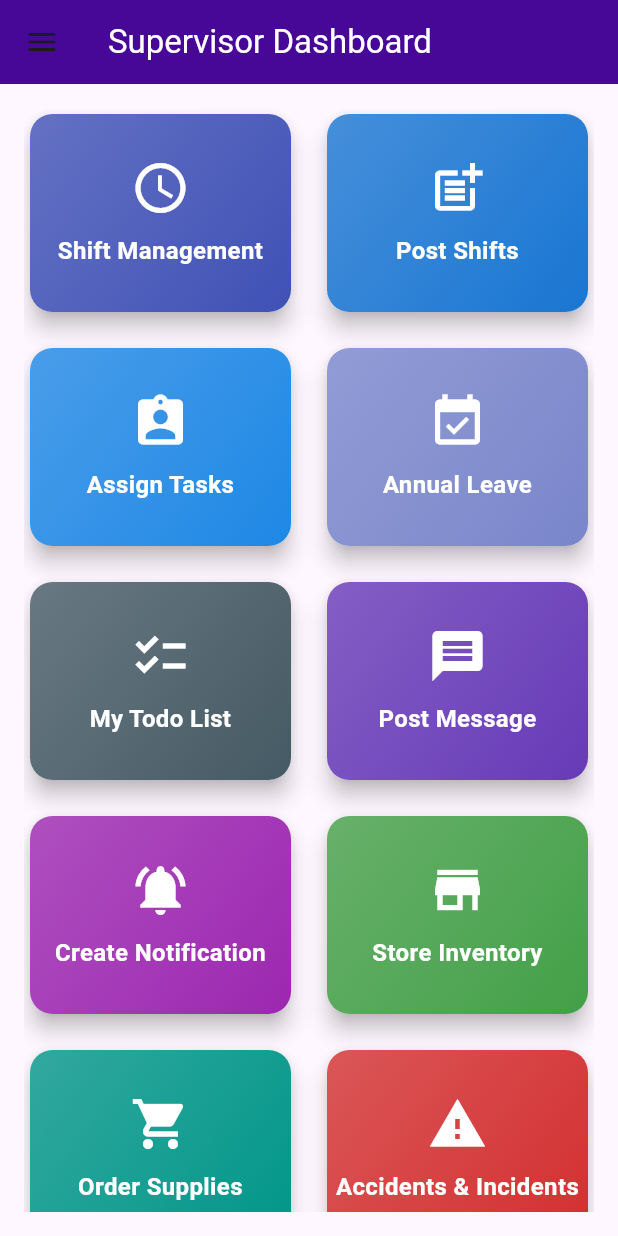
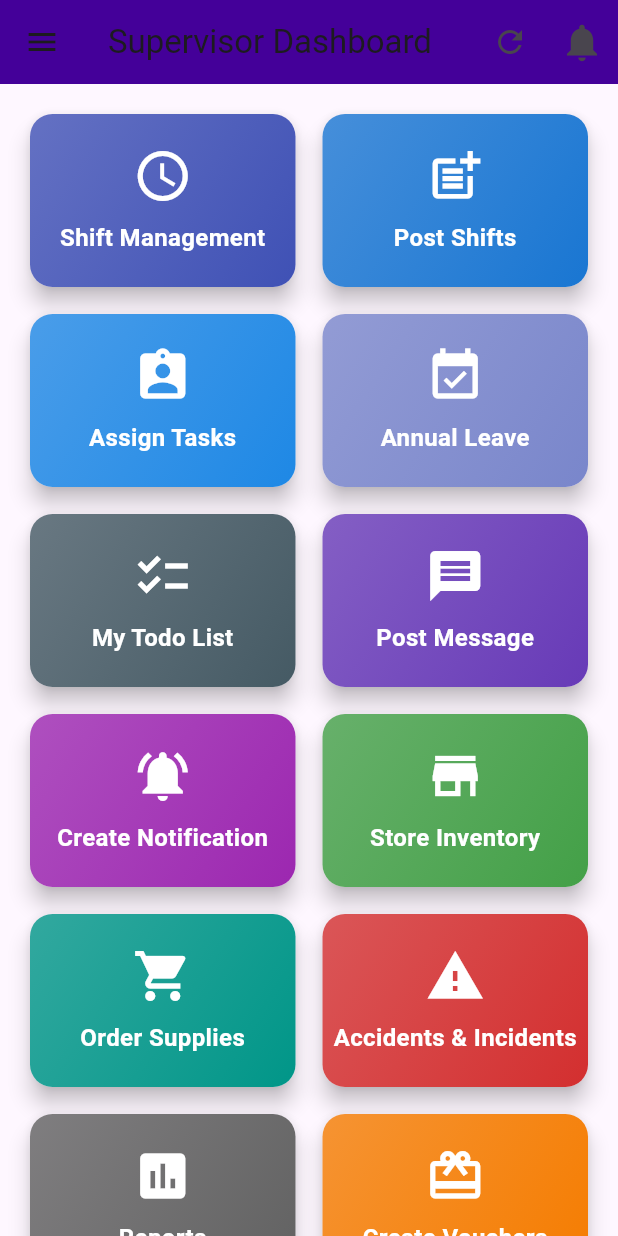
Before and after one commit to great01-cyber/cleanermanagment, a Flutter app: the SupervisorDashboard screen opened directly, on a phone screen of 412 x 824 dp. Run offline on Flutter 3.47's test engine with Material 3 defaults, Android fonts, the phone set to English and light mode, and no system bars; our stand-ins replace cloud_firestore, file_picker, firebase_auth, firebase_core, firebase_storage, fl_chart and 7 more; missing offline and left inert: firebase_app_check; accounts and stored records are empty.

Commit message:
initial Commit

```diff
--- a/lib/Supervisor/Supervisor Dashboard/Supervisor Dashboard.dart
+++ b/lib/Supervisor/Supervisor Dashboard/Supervisor Dashboard.dart
@@ -1,10 +1,12 @@
 import 'package:flutter/cupertino.dart';
 import 'package:flutter/material.dart';
+import 'package:provider/provider.dart'; // <-- ADDED: Missing import
 
 import '../../Cleaner/Cleaners Dashboard/CleanerReportAccidents.dart';
 import '../../CreateVoucher.dart';
 import '../../HomePage.dart';
 import '../../Services/CreateNotification.dart';
+import '../../Services/Notification.dart' as notification_provider;
 import '../ReportsIssues.dart';
 import 'AssignTask.dart';
 import 'OrderSuppliesPage.dart';
@@ -14,6 +16,7 @@ import 'StoreInventoryPage.dart';
 import '../ShiftManagement/ShiftManagementScreen.dart';
 import 'SupervisorApprovalPage.dart';
 
+
 class SupervisorDashboard extends StatefulWidget {
   const SupervisorDashboard({super.key});
 
@@ -22,45 +25,114 @@ class SupervisorDashboard extends StatefulWidget {
 }
 
 class _SupervisorDashboardState extends State<SupervisorDashboard> {
+  final GlobalKey<ScaffoldState> _scaffoldKey = GlobalKey<ScaffoldState>();
+
   @override
   Widget build(BuildContext context) {
     return Scaffold(
+      key: _scaffoldKey,
       appBar: AppBar(
-        title: const Text('Supervisor Dashboard',  style: TextStyle(
-            fontSize: 22,
-            color: Colors.white
-        )
+        title: const Text('Supervisor Dashboard'),
+        backgroundColor: Color(0xFF440099),
+        actions: [
+          // Refresh button
+          IconButton(
+            icon: const Icon(Icons.refresh),
+            onPressed: () {
+              // Refresh the dashboard
+              setState(() {});
+            },
           ),
-        backgroundColor: Color(0xFF440099),
-        elevation: 4,
+          Consumer<notification_provider.NotificationProvider>(
+            builder: (context, notificationProvider, child) {
+              return Stack(
+                children: [
+                  IconButton(
+                    icon: const Icon(Icons.notifications, size: 30),
+                    onPressed: () {
+                      _scaffoldKey.currentState!.openEndDrawer(); // Open notification drawer
+                    },
                   ),
+                  if (notificationProvider.notifications.isNotEmpty)
+                    Positioned(
+                      right: 10,
+                      top: 10,
+                      child: CircleAvatar(
+                        backgroundColor: Colors.red,
+                        radius: 8,
+                        child: Text(
+                          '${notificationProvider.notifications.length}', // Shows unread notifications count
+                          style: const TextStyle(fontSize: 10, color: Colors.white),
+                        ),
+                      ),
+                    ),
+                ],
+              );
+            },
+          ),
+        ],
+      ),
+
+
       drawer: _buildDrawer(context),
-      body: Padding(
-        padding: const EdgeInsets.all(16.0),
-        child: GridView.count(
+
+
+      endDrawer: _buildNotificationDrawer(),
+
+
+      body: GridView.count(
         crossAxisCount: 2,
-          crossAxisSpacing: 16,
-          mainAxisSpacing: 16,
-          childAspectRatio: 1.3,
+        padding: const EdgeInsets.all(16),
+        childAspectRatio: 1.5,
+        mainAxisSpacing: 10,
+        crossAxisSpacing: 10,
+
         children: _buildDashboardButtons(context),
-        ),
       ),
     );
   }
-}
+
 
 
   Widget _buildDrawer(BuildContext context) {
     return Drawer(
       child: Column(
         children: [
-        DrawerHeader(
+          const DrawerHeader(
             decoration: BoxDecoration(color: Color(0xFF440099)),
-          child: Text('Menu', style: TextStyle(color: Colors.white, fontSize: 24, fontWeight: FontWeight.bold)),
+            child: Center(
+              child: Text(
+                'Menu',
+                style: TextStyle(color: Colors.white, fontSize: 24, fontWeight: FontWeight.bold),
+              ),
+            ),
           ),
           Expanded(
             child: ListView(
+              padding: EdgeInsets.zero,
               children: _buildDrawerItems(context),
+            ),
+          ),
+        ],
+      ),
+    );
+  }
+
+
+  Widget _buildNotificationDrawer() {
+    return Drawer(
+      child: Column(
+        children: [
+          AppBar(
+            title: const Text('Notifications'),
+            automaticallyImplyLeading: false,
+            backgroundColor: Colors.green,
+          ),
+          // TODO: Build your notification list here
+          const Center(
+            child: Padding(
+              padding: EdgeInsets.all(20.0),
+              child: Text('Notification list goes here...'),
             ),
           ),
         ],
@@ -73,7 +145,7 @@ List<Widget> _buildDrawerItems(BuildContext context) {
     return [
       _buildDrawerTile(context, 'Post Shifts', Icons.post_add, PostShifts()),
       _buildDrawerTile(context, 'Assign Tasks', Icons.assignment_ind, AssignTasks()),
-    _buildDrawerTile(context, 'My Todo List', Icons.checklist, CleanerReportAccidents()), // <-- ADDED
+      _buildDrawerTile(context, 'My Todo List', Icons.checklist, AssignTasks()), // <-- FIXED: Corrected page
       _buildDrawerTile(context, 'Annual Leave Request', Icons.event_available, SupervisorApprovalPage()),
       _buildDrawerTile(context, 'Post Message', Icons.message, PostMessage()),
       _buildDrawerTile(context, 'Create Notification', Icons.notifications, CreateNotification()),
@@ -81,12 +153,14 @@ List<Widget> _buildDrawerItems(BuildContext context) {
       _buildDrawerTile(context, 'Create Vouchers', Icons.card_giftcard, CreateVouchers()),
       _buildDrawerTile(context, 'Reports', Icons.assessment, ReportsIssuesS()),
       _buildDrawerTile(context, 'Report Accidents', Icons.warning, CleanerReportAccidents()),
-    _buildDrawerTile(context, 'Emergency', Icons.emergency, CleanerReportAccidents()),
+      _buildDrawerTile(context, 'Emergency', Icons.emergency, AssignTasks()), // <-- FIXED: Corrected page
+      const Divider(),
       ListTile(
-      leading: Icon(Icons.logout, color: Colors.redAccent),
-      title: Text('Logout', style: TextStyle(color: Colors.redAccent, fontWeight: FontWeight.bold)),
+        leading: const Icon(Icons.logout, color: Colors.redAccent),
+        title: const Text('Logout', style: TextStyle(color: Colors.redAccent, fontWeight: FontWeight.bold)),
         onTap: () {
-        Navigator.pushReplacement(context, MaterialPageRoute(builder: (context) => HomePage()));
+          // Use pushReplacement to prevent user from going back to this screen
+          Navigator.pushReplacement(context, MaterialPageRoute(builder: (context) => const HomePage()));
         },
       ),
     ];
@@ -94,9 +168,10 @@ List<Widget> _buildDrawerItems(BuildContext context) {
 
   Widget _buildDrawerTile(BuildContext context, String title, IconData icon, Widget page) {
     return ListTile(
-    leading: Icon(icon, color: Color(0xFF440099)),
-    title: Text(title, style: TextStyle(fontSize: 16, fontWeight: FontWeight.w500)),
+      leading: Icon(icon, color: const Color(0xFF440099)),
+      title: Text(title, style: const TextStyle(fontSize: 16, fontWeight: FontWeight.w500)),
       onTap: () {
+        Navigator.pop(context); // Close the drawer
         Navigator.push(context, MaterialPageRoute(builder: (context) => page));
       },
     );
@@ -104,34 +179,27 @@ Widget _buildDrawerTile(BuildContext context, String title, IconData icon, Widge
 
   List<Widget> _buildDashboardButtons(BuildContext context) {
     return [
-    // --- Core Schedule & Team Management (Blue/Indigo Family) ---
 
       _buildDashboardButton(context, 'Shift Management', Icons.schedule, Colors.indigo, ShiftManagementScreen()),
       _buildDashboardButton(context, 'Post Shifts', Icons.post_add, Colors.blue[700]!, PostShifts()),
       _buildDashboardButton(context, 'Assign Tasks', Icons.assignment_ind, Colors.blue[600]!, AssignTasks()),
       _buildDashboardButton(context, 'Annual Leave', Icons.event_available, Colors.indigo[300]!, SupervisorApprovalPage()),
-    _buildDashboardButton(context, 'My Todo List', Icons.checklist, Colors.blueGrey[700]!, SupervisorApprovalPage()),// Changed icon and color
+      _buildDashboardButton(context, 'My Todo List', Icons.checklist, Colors.blueGrey[700]!, AssignTasks()), // <-- FIXED: Corrected page
 
       // --- Communication (Purple Family) ---
-
       _buildDashboardButton(context, 'Post Message', Icons.message, Colors.deepPurple, PostMessage()),
       _buildDashboardButton(context, 'Create Notification', Icons.notifications_active, Colors.purple, CreateNotification()),
 
       // --- Logistics & Inventory (Green/Teal Family) ---
-
       _buildDashboardButton(context, 'Store Inventory', Icons.store, Colors.green[600]!, StoreInventoryPage()),
-    _buildDashboardButton(context, 'Order Supplies', Icons.shopping_cart, Colors.teal, OrderSuppliesPage()), // Changed icon and color
+      _buildDashboardButton(context, 'Order Supplies', Icons.shopping_cart, Colors.teal, OrderSuppliesPage()),
 
       // --- Reports & Safety (Alert Colors) ---
-
-    _buildDashboardButton(context, 'Accidents & Incidents', Icons.warning, Colors.red[700]!, CleanerReportAccidents()), // Changed icon, stronger red
-    _buildDashboardButton(context, 'Reports', Icons.assessment, Colors.grey[700]!, ReportsIssuesS()), // Changed icon and color to be neutral
+      _buildDashboardButton(context, 'Accidents & Incidents', Icons.warning, Colors.red[700]!, CleanerReportAccidents()),
+      _buildDashboardButton(context, 'Reports', Icons.assessment, Colors.grey[700]!, ReportsIssuesS()),
 
       // --- Financial & Admin (Action Colors) ---
-
-    _buildDashboardButton(context, 'Create Vouchers', Icons.card_giftcard, Colors.orange[700]!, CreateVouchers()), // Kept orange, removed duplicate
-
-
+      _buildDashboardButton(context, 'Create Vouchers', Icons.card_giftcard, Colors.orange[700]!, CreateVouchers()),
     ];
   }
 
@@ -150,11 +218,12 @@ Widget _buildDashboardButton(BuildContext context, String title, IconData icon,
             mainAxisAlignment: MainAxisAlignment.center,
             children: [
               Icon(icon, size: 40, color: Colors.white),
-            SizedBox(height: 10),
-            Text(title, textAlign: TextAlign.center, style: TextStyle(fontSize: 16, color: Colors.white, fontWeight: FontWeight.bold)),
+              const SizedBox(height: 10),
+              Text(title, textAlign: TextAlign.center, style: const TextStyle(fontSize: 16, color: Colors.white, fontWeight: FontWeight.bold)),
             ],
           ),
         ),
       ),
     );
   }
+}
```
Lines whose indentation alone changed are shown as unchanged.
